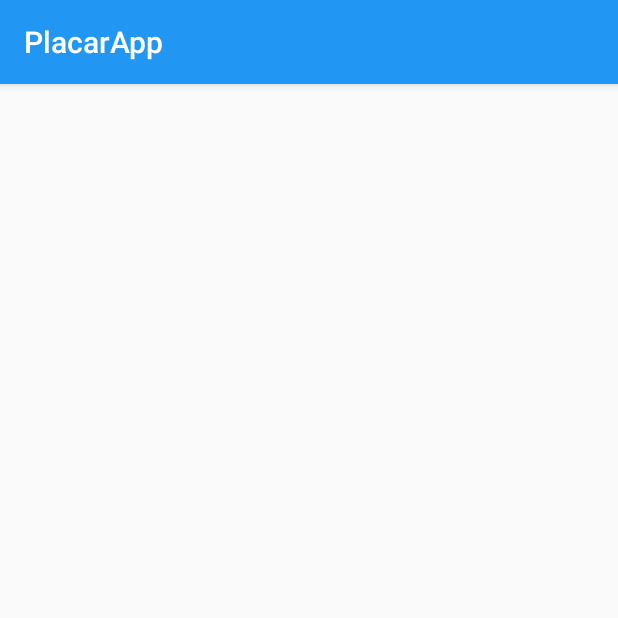
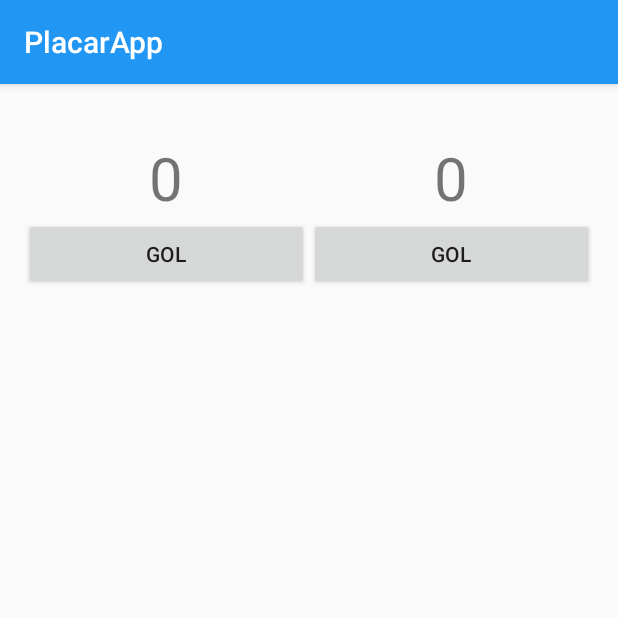
Before and after one commit to tndias/14MOB_PlacarApp, an Android app: the GameActivity screen opened directly, with no data from a screen before it, on a phone screen of 412 x 824 dp, the top half of it. Run offline under Robolectric (Android 15) with nearby library versions, the phone set to English and light mode, and no system bars.

Commit message:
controle de estados e game_activities

```diff
--- a/app/src/main/java/br/com/psoa/fiap/placarapp/GameActivity.java
+++ b/app/src/main/java/br/com/psoa/fiap/placarapp/GameActivity.java
@@ -1,8 +1,11 @@
 package br.com.psoa.fiap.placarapp;
 
+import android.content.Intent;
 import android.support.v7.app.AppCompatActivity;
 import android.os.Bundle;
+import android.view.View;
 import android.widget.TextView;
+import android.widget.Toast;
 
 public class GameActivity extends AppCompatActivity {
 
@@ -11,6 +14,11 @@ public class GameActivity extends AppCompatActivity {
 
     private TextView tvTimeCasa;
     private TextView tvTimeVisitante;
+    private TextView tvTimeCasaPlacar;
+    private TextView tvTimeVisitantePlacar;
+    private int golCasa;
+    private int golVisitante;
+
 
     @Override
     protected void onCreate(Bundle savedInstanceState) {
@@ -20,11 +28,38 @@ public class GameActivity extends AppCompatActivity {
         tvTimeCasa = (TextView) findViewById(R.id.tvTimeCasa);
         tvTimeVisitante = (TextView) findViewById(R.id.tvTimeVisitante);
 
+        tvTimeCasaPlacar = (TextView) findViewById(R.id.tvTimeCasaPlacar);
+        tvTimeVisitantePlacar = (TextView) findViewById(R.id.tvTimeVisitantePlacar);
+
         if(getIntent() != null) {
             timeCasa = getIntent().getStringExtra("TIMECASA");
             timeVisitante = getIntent().getStringExtra("TIMEVISITANTE");
             tvTimeCasa.setText(timeCasa);
             tvTimeVisitante.setText(timeVisitante);
         }
+
+        if (savedInstanceState != null) {
+            golCasa = savedInstanceState.getInt("GOLCASA");
+            golVisitante  = savedInstanceState.getInt("GOLVISITANTE");
+        }
+        tvTimeCasaPlacar.setText(String.valueOf(golCasa));
+        tvTimeVisitantePlacar.setText(String.valueOf(golVisitante));
+    }
+
+    public void golCasa(View v) {
+        golCasa++;
+        tvTimeCasaPlacar.setText(String.valueOf(golCasa));
+    }
+
+    public void golVisitante(View v) {
+        golVisitante++;
+        tvTimeVisitantePlacar.setText(String.valueOf(golVisitante));
+    }
+
+    @Override
+    protected void onSaveInstanceState(Bundle outState) {
+        super.onSaveInstanceState(outState);
+        outState.putInt("GOLCASA", golCasa);
+        outState.putInt("GOLVISITANTE", golVisitante);
     }
 }
--- a/app/src/main/res/layout/activity_game.xml
+++ b/app/src/main/res/layout/activity_game.xml
@@ -4,12 +4,12 @@
     android:id="@+id/activity_game"
     android:layout_width="match_parent"
     android:layout_height="match_parent"
+    android:orientation="vertical"
     android:paddingBottom="@dimen/activity_vertical_margin"
     android:paddingLeft="@dimen/activity_horizontal_margin"
     android:paddingRight="@dimen/activity_horizontal_margin"
     android:paddingTop="@dimen/activity_vertical_margin"
-    tools:context="br.com.psoa.fiap.placarapp.GameActivity"
-    android:orientation="vertical">
+    tools:context="br.com.psoa.fiap.placarapp.GameActivity">
 
     <LinearLayout
         android:layout_width="match_parent"
@@ -17,22 +17,46 @@
         android:orientation="horizontal">
 
         <TextView
-            android:layout_width="wrap_content"
-            android:layout_height="wrap_content"
             android:id="@+id/tvTimeCasa"
-            android:layout_weight="0.5"
-            android:gravity="center"
-            tools:text="TIMECASA"/>
+            style="@style/PlacarText"
+            tools:text="TIMECASA" />
 
         <TextView
-            android:layout_width="wrap_content"
-            android:layout_height="wrap_content"
             android:id="@+id/tvTimeVisitante"
-            android:layout_weight="0.5"
-            android:gravity="center"
-            tools:text="TIMEVISITANTE"/>
+            style="@style/PlacarText"
+            tools:text="TIMEVISITANTE" />
 
 
     </LinearLayout>
 
+    <LinearLayout
+        android:layout_width="match_parent"
+        android:layout_height="wrap_content"
+        android:orientation="horizontal">
+
+        <TextView
+            android:id="@+id/tvTimeCasaPlacar"
+            style="@style/Placar" />
+
+        <TextView
+            android:id="@+id/tvTimeVisitantePlacar"
+            style="@style/Placar" />
+
+    </LinearLayout>
+
+    <LinearLayout
+        android:layout_width="match_parent"
+        android:layout_height="wrap_content"
+        android:orientation="horizontal">
+
+        <Button
+            style="@style/PlacarButton"
+            android:onClick="golCasa"
+            android:text="Gol" />
+
+        <Button
+            style="@style/PlacarButton"
+            android:onClick="golVisitante"
+            android:text="Gol" />
+    </LinearLayout>
 </LinearLayout>
--- a/app/src/main/res/values/strings.xml
+++ b/app/src/main/res/values/strings.xml
@@ -1,5 +1,6 @@
 <resources>
     <string name="app_name">PlacarApp</string>
     <string name="label_titulo">Times</string>
+    <string name="placar_inicial">0</string>
     <string name="desenvolvido_por_tiago_novaes_dias">Desenvolvido por Tiago Novaes Dias</string>
 </resources>
--- a/app/src/main/res/values/styles.xml
+++ b/app/src/main/res/values/styles.xml
@@ -8,4 +8,26 @@
         <item name="colorAccent">@color/accent</item>
     </style>
 
+    <style name="Placar">
+        <item name="android:layout_width">match_parent</item>
+        <item name="android:layout_height">wrap_content</item>
+        <item name="android:layout_weight">0.5</item>
+        <item name="android:gravity">center</item>
+        <item name="android:text">@string/placar_inicial</item>
+        <item name="android:textSize">40sp</item>
+    </style>
+    <style name="PlacarText">
+        <item name="android:layout_width">match_parent</item>
+        <item name="android:layout_height">wrap_content</item>
+        <item name="android:layout_weight">0.5</item>
+        <item name="android:gravity">center</item>
+
+    </style>
+    <style name="PlacarButton">
+        <item name="android:layout_width">match_parent</item>
+        <item name="android:layout_height">wrap_content</item>
+        <item name="android:layout_weight">0.5</item>
+        <item name="android:gravity">center</item>
+
+    </style>
 </resources>
```
